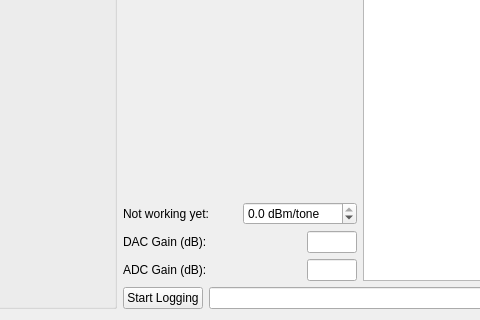
Above: apps/uis/basic_sweep.ui from ColumbiaCMB/kid_readout before the change; both pictures show x 390 to 870 and y 510 to 830 of the 1020 by 830 pixel window. Below: the same form after it.
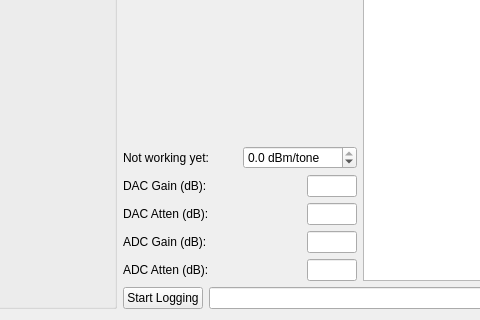
That is the form after the change.

Commit message: add attenuator indicators

Patch:
```diff
--- a/apps/uis/basic_sweep.ui
+++ b/apps/uis/basic_sweep.ui
@@ -381,6 +381,48 @@
            </item>
           </layout>
          </item>
+         <item>
+          <layout class="QHBoxLayout" name="horizontalLayout_18">
+           <item>
+            <widget class="QLabel" name="label_10">
+             <property name="text">
+              <string>DAC Atten (dB):</string>
+             </property>
+            </widget>
+           </item>
+           <item>
+            <widget class="QLineEdit" name="line_dac_atten">
+             <property name="sizePolicy">
+              <sizepolicy hsizetype="Minimum" vsizetype="Fixed">
+               <horstretch>0</horstretch>
+               <verstretch>0</verstretch>
+              </sizepolicy>
+             </property>
+             <property name="minimumSize">
+              <size>
+               <width>50</width>
+               <height>0</height>
+              </size>
+             </property>
+             <property name="maximumSize">
+              <size>
+               <width>50</width>
+               <height>16777215</height>
+              </size>
+             </property>
+             <property name="baseSize">
+              <size>
+               <width>0</width>
+               <height>0</height>
+              </size>
+             </property>
+             <property name="readOnly">
+              <bool>true</bool>
+             </property>
+            </widget>
+           </item>
+          </layout>
+         </item>
          <item>
           <layout class="QHBoxLayout" name="horizontalLayout_15">
            <item>
@@ -408,6 +450,36 @@
            </item>
           </layout>
          </item>
+         <item>
+          <layout class="QHBoxLayout" name="horizontalLayout_19">
+           <item>
+            <widget class="QLabel" name="label_11">
+             <property name="text">
+              <string>ADC Atten (dB):</string>
+             </property>
+            </widget>
+           </item>
+           <item>
+            <widget class="QLineEdit" name="line_adc_atten">
+             <property name="sizePolicy">
+              <sizepolicy hsizetype="Minimum" vsizetype="Fixed">
+               <horstretch>0</horstretch>
+               <verstretch>0</verstretch>
+              </sizepolicy>
+             </property>
+             <property name="maximumSize">
+              <size>
+               <width>50</width>
+               <height>16777215</height>
+              </size>
+             </property>
+             <property name="readOnly">
+              <bool>true</bool>
+             </property>
+            </widget>
+           </item>
+          </layout>
+         </item>
         </layout>
        </item>
        <item>
```
The commit also changes 1 other file.
